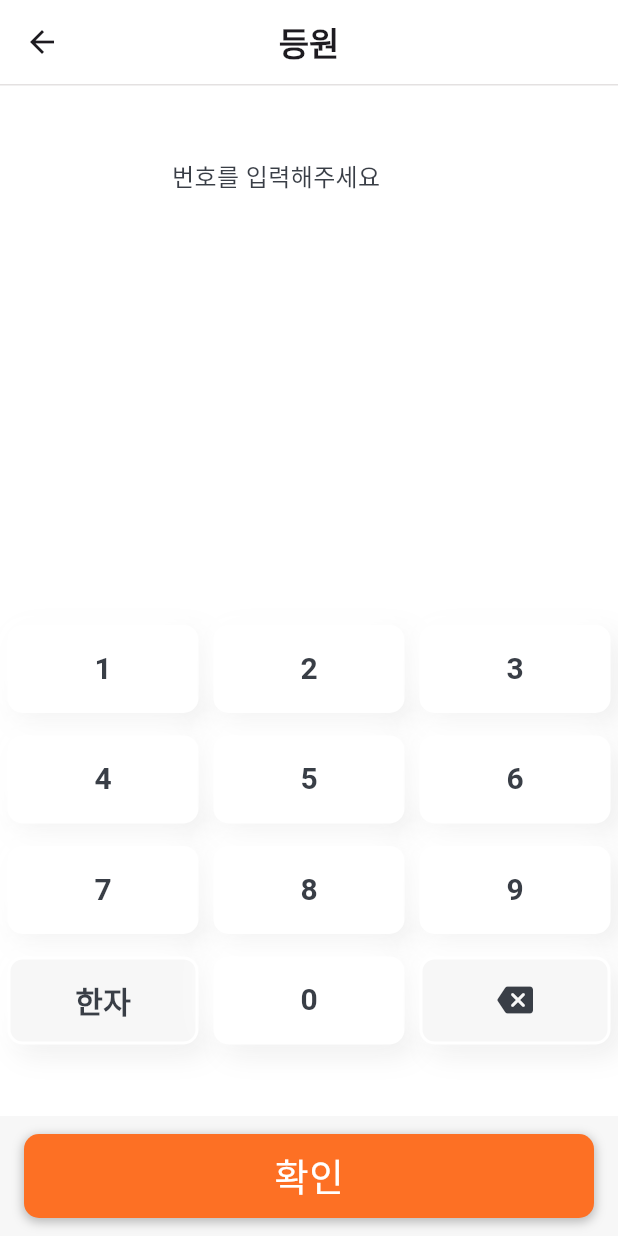
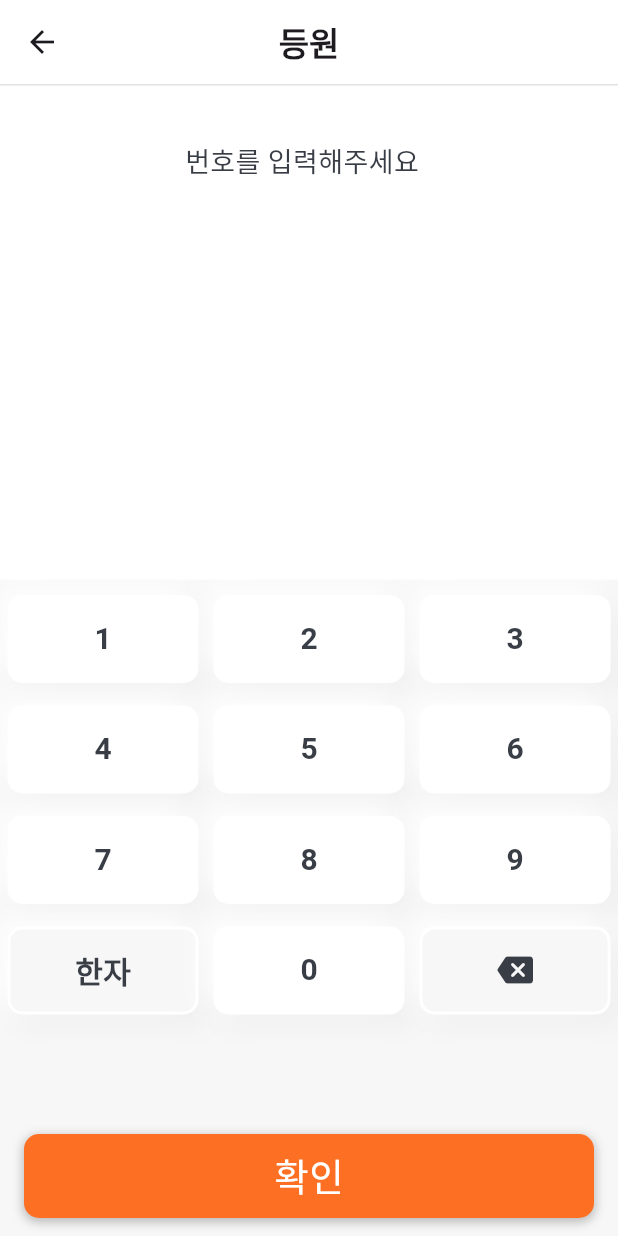
Before and after one commit to qndn3tp/hohoedu-keypad, a Flutter app: the AttendanceScreen screen opened directly, on a phone screen of 412 x 824 dp. Run offline on Flutter 3.47's test engine with Material 3 defaults, Android fonts, the phone set to English and light mode, and no system bars; our stand-ins replace connectivity_plus, eva_icons_flutter, flutter_dotenv, get; Roboto replaces fonts that are missing (BMJUA, NotoSansKR-Regular).

Commit message:
Style: update ui

```diff
--- a/lib/screens/attendance/attendance_screen.dart
+++ b/lib/screens/attendance/attendance_screen.dart
@@ -1,6 +1,7 @@
 import 'package:flutter/material.dart';
 import 'package:get/get.dart';
 import 'package:hoho_keypad/screens/home/attendance_button_controller.dart';
+import 'package:hoho_keypad/style.dart';
 import 'package:hoho_keypad/widgets/confirm_button.dart';
 import 'package:hoho_keypad/screens/attendance/explain_text.dart';
 import 'package:hoho_keypad/screens/attendance/keypad.dart';
@@ -22,18 +23,33 @@ class _AttendanceScreenState extends State<AttendanceScreen> {
 
   @override
   Widget build(BuildContext context) {
+    final screenSize = MediaQuery.of(Get.context!).size;
     return Scaffold(
-      backgroundColor: Colors.white,
+      backgroundColor: PrimaryColors.grey1,
       appBar: customAppbar(attendanceButtonController.getAttendanceStatus()),
-      body: Center(
+      body: SingleChildScrollView(
         child: Column(
           children: [
             // 텍스트
-            explainText(),
+            Container(
+              padding: const EdgeInsets.only(top: 20),
+              height: screenSize.height * 0.1,
+              width: double.infinity,
+              color: Colors.white,
+              child: explainText(),
+            ),
             // 번호
-            numberText(),
+            Container(
+              padding: const EdgeInsets.symmetric(horizontal: 20),
+              color: Colors.white,
+              height: screenSize.height * 0.3,
+              child: numberText()
+            ),
             // 키보드 입력
-            keyboard(),
+            Container(
+              color: PrimaryColors.grey1,
+              child: Obx(() => keyboard()),
+            ),
           ],
         ),
       ),
--- a/lib/screens/attendance/explain_text.dart
+++ b/lib/screens/attendance/explain_text.dart
@@ -10,22 +10,14 @@ import 'package:hoho_keypad/style.dart';
 explainText() {
   // 번호 컨트롤러
   final numberController = Get.put(NumberController());
-  final screenSize = MediaQuery.of(Get.context!).size;
-
-  return Container(
-    margin: const EdgeInsets.only(top: 20),
-    height: screenSize.height * 0.1,
-    width: screenSize.width * 0.55,
-    child: Center(
+  return Center(
     child: Row(
-        mainAxisAlignment: MainAxisAlignment.spaceAround,
+      mainAxisAlignment: MainAxisAlignment.center,
       children: [
         // 설명 텍스트
         const Text(
-            '번호를 입력해주세요',
-            style: TextStyle(
-              fontSize: 16,
-              color: PrimaryColors.textGrey),
+          '번호를 입력해주세요  ',
+          style: TextStyle(fontSize: 18, color: PrimaryColors.textGrey),
         ),
         // 번호가 올바르게 입력되었는지 아이콘 표시
         Obx(() {
@@ -39,6 +31,5 @@ explainText() {
         }),
       ],
     ),
-    ),
   );
 }
--- a/lib/screens/attendance/number_text.dart
+++ b/lib/screens/attendance/number_text.dart
@@ -8,21 +8,17 @@ import 'package:hoho_keypad/style.dart';
 // 번호 텍스트 //
 ////////////////
 Widget numberText() {
-  final screenSize = MediaQuery.of(Get.context!).size;
   final numberController = Get.put(NumberController());
-  const numberStyle = TextStyle(fontSize: 38, fontWeight: FontWeight.bold, color: PrimaryColors.textGrey);
+  const numberStyle = TextStyle(fontSize: 40,  color: PrimaryColors.textGrey, fontFamily: 'BMJUA');
 
-  return SizedBox(
-    height: screenSize.height * 0.3,
-    width: screenSize.width * 0.7,
-    child: Obx(() {
+  return Obx(() {
     final number = numberController.number.value;
     final numberLen = numberController.numberLen;
     // 가로로 번호 표시
     // 적당한 간격으로 보여주기 위해 중간번호-끝번호-구분번호로 SizedBox위젯을 이용
     // 문자열 슬라이싱을 이용해 실시간으로 키 입력이 반영되도록 함
     return Row(
-        mainAxisAlignment: MainAxisAlignment.spaceAround,
+      mainAxisAlignment: MainAxisAlignment.spaceEvenly,
       children: [
         // 중간 번호
         SizedBox(child: Text(number.substring(0, min(4, numberController.numberLen)), style: numberStyle)),
@@ -32,6 +28,5 @@ Widget numberText() {
         SizedBox(child: Text(numberLen >= 8 ? numberController.number.substring(8) : '', style: numberStyle)),
       ],
     );
-    }),
-  );
+  });
 }
--- a/lib/screens/management/login.dart
+++ b/lib/screens/management/login.dart
@@ -53,10 +53,9 @@ class LoginScreen extends StatelessWidget {
 }
 
 InputDecoration loginBoxDecoration(text, {passwordVisibleController}) {
-
   return const InputDecoration(
     enabledBorder: OutlineInputBorder(
-      borderSide: BorderSide(color: Color(0xfff7f7f7),),
+      borderSide: BorderSide(color: PrimaryColors.grey1,),
       borderRadius: BorderRadius.all(Radius.circular(20))),
     focusedBorder: OutlineInputBorder(
       borderSide: BorderSide(color: PrimaryColors.grey2, width: 2),
@@ -67,16 +66,9 @@ InputDecoration loginBoxDecoration(text, {passwordVisibleController}) {
 
 
 Widget loginButton() {
-  // 컨트롤러
-  // final loginController = Get.put(LoginController());                    // 로그인
-
   return GestureDetector(
     onTap: () {
       FocusManager.instance.primaryFocus?.unfocus();      // 키보드 입력 해제
-      // loginService(
-      //   아이디 입력값
-      //   loginController.idController.text,
-      // );
       Get.to(
         const StudentListScreen(),
         transition: Transition.cupertino,
--- a/lib/widgets/custom_appbar.dart
+++ b/lib/widgets/custom_appbar.dart
@@ -2,7 +2,7 @@ import 'package:flutter/material.dart';
 
 PreferredSizeWidget customAppbar(title) {
   return AppBar(
-    backgroundColor: Colors.transparent,
+    backgroundColor: Colors.white,
     title: Text(title, style: const TextStyle(fontWeight: FontWeight.bold),),
     centerTitle: true,
     bottom: const PreferredSize(
```
Also changed, not shown: pubspec.lock, 3 other files. Lines whose indentation alone changed are shown as unchanged.
